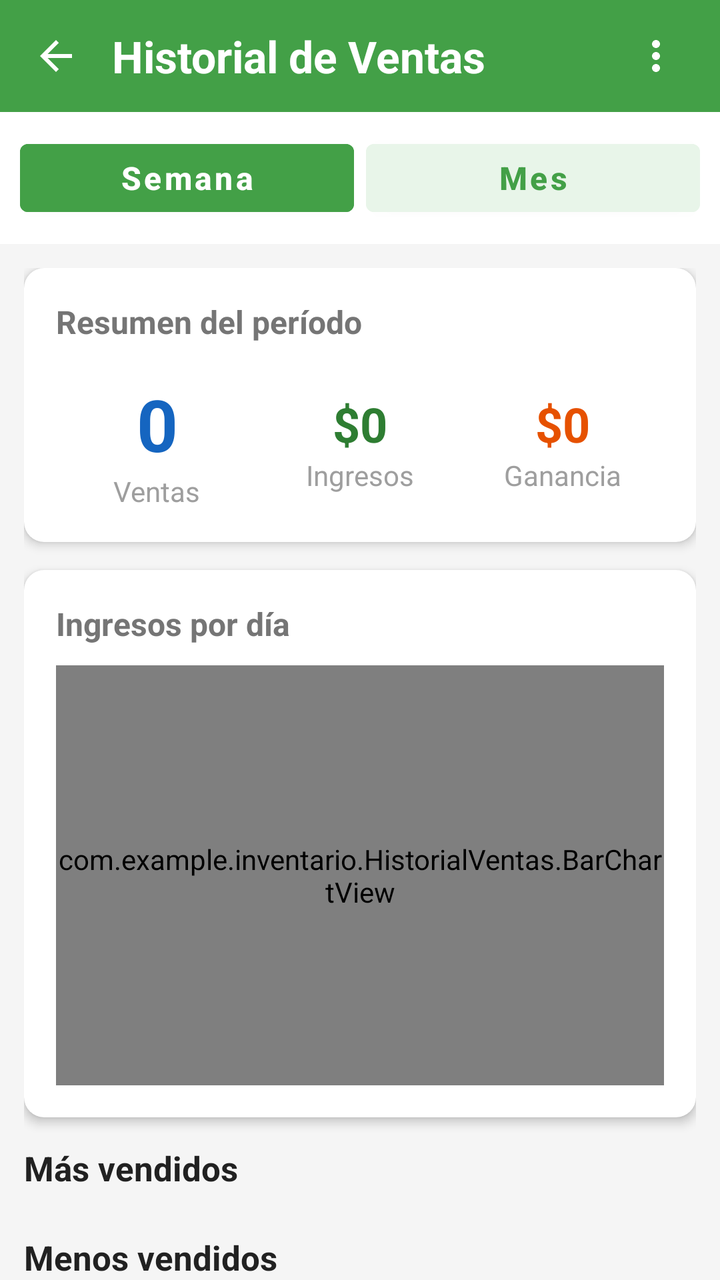
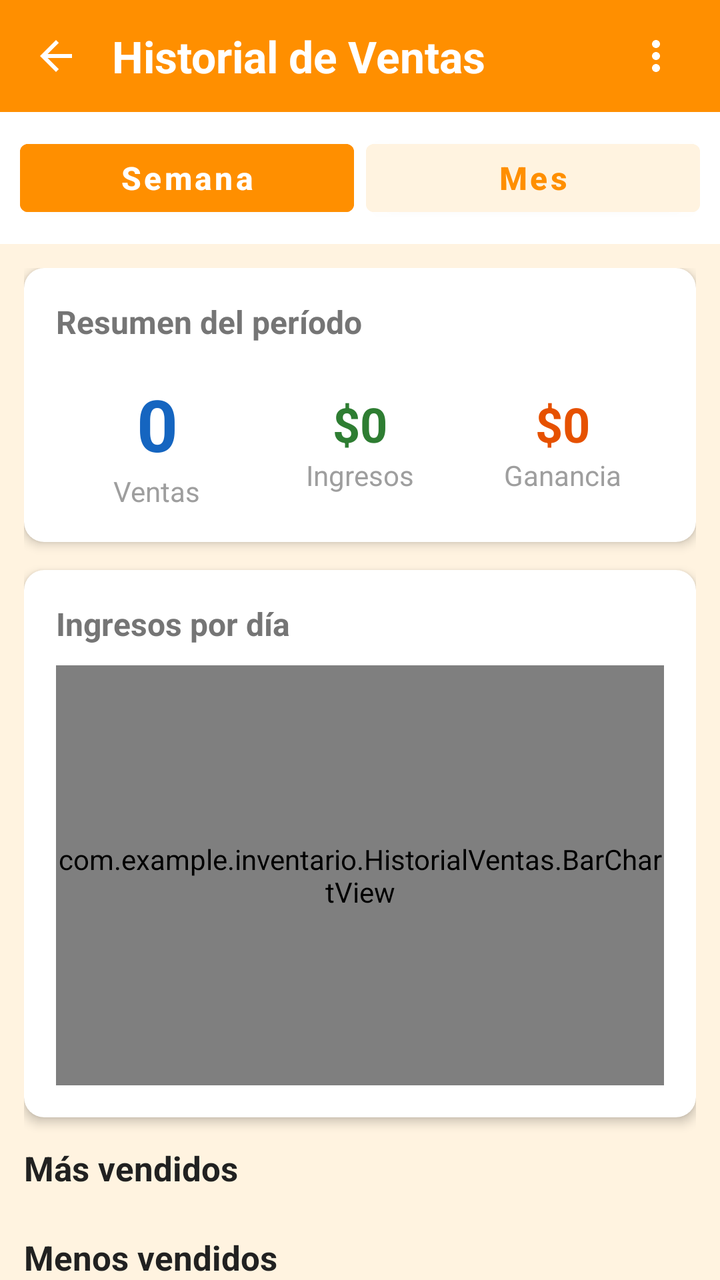

The first picture is an Android layout as it rendered before a commit; the second is the same layout after the commit. The layout source and the unified diff follow.
<!-- AndroidManifest.xml: application theme Theme.Inventario -->
<!-- res/layout/activity_historial_ventas.xml -->
<?xml version="1.0" encoding="utf-8"?>
<androidx.constraintlayout.widget.ConstraintLayout
    xmlns:android="http://schemas.android.com/apk/res/android"
    xmlns:app="http://schemas.android.com/apk/res-auto"
    android:layout_width="match_parent"
    android:layout_height="match_parent"
    android:background="#F5F5F5">

    
    <LinearLayout
        android:id="@+id/layoutTopBarHistorial"
        android:layout_width="0dp"
        android:layout_height="56dp"
        android:orientation="horizontal"
        android:gravity="center_vertical"
        android:background="#43A047"
        android:paddingEnd="8dp"
        app:layout_constraintTop_toTopOf="parent"
        app:layout_constraintStart_toStartOf="parent"
        app:layout_constraintEnd_toEndOf="parent">

        <ImageButton
            android:id="@+id/btnVolver"
            android:layout_width="56dp"
            android:layout_height="56dp"
            android:src="@drawable/ic_back"
            android:background="?attr/selectableItemBackgroundBorderless"
            android:contentDescription="Volver"/>

        <TextView
            android:layout_width="0dp"
            android:layout_height="wrap_content"
            android:layout_weight="1"
            android:text="Historial de Ventas"
            android:textColor="#FFFFFF"
            android:textSize="22sp"
            android:textStyle="bold" />

        <ImageButton
            android:id="@+id/btnMenuHistorial"
            android:layout_width="48dp"
            android:layout_height="48dp"
            android:src="@drawable/ic_menu_dots"
            android:background="?attr/selectableItemBackgroundBorderless"
            android:scaleType="centerInside"
            android:contentDescription="Más opciones" />

    </LinearLayout>

    
    <LinearLayout
        android:id="@+id/layoutFiltros"
        android:layout_width="0dp"
        android:layout_height="wrap_content"
        android:orientation="horizontal"
        android:background="#FFFFFF"
        android:padding="10dp"
        app:layout_constraintTop_toBottomOf="@id/layoutTopBarHistorial"
        app:layout_constraintStart_toStartOf="parent"
        app:layout_constraintEnd_toEndOf="parent">

        <Button
            android:id="@+id/btnSemana"
            android:layout_width="0dp"
            android:layout_height="46dp"
            android:layout_weight="1"
            android:layout_marginEnd="6dp"
            android:text="Semana"
            android:textAllCaps="false"
            android:textSize="16sp"
            android:textStyle="bold"
            android:textColor="#FFFFFF"
            android:backgroundTint="#43A047"
            android:padding="0dp"/>

        <Button
            android:id="@+id/btnMes"
            android:layout_width="0dp"
            android:layout_height="46dp"
            android:layout_weight="1"
            android:text="Mes"
            android:textAllCaps="false"
            android:textSize="16sp"
            android:textStyle="bold"
            android:textColor="#43A047"
            android:backgroundTint="#E8F5E9"
            android:padding="0dp"/>

    </LinearLayout>

    
    <androidx.core.widget.NestedScrollView
        android:layout_width="0dp"
        android:layout_height="0dp"
        app:layout_constraintTop_toBottomOf="@id/layoutFiltros"
        app:layout_constraintBottom_toBottomOf="parent"
        app:layout_constraintStart_toStartOf="parent"
        app:layout_constraintEnd_toEndOf="parent">

        <LinearLayout
            android:layout_width="match_parent"
            android:layout_height="wrap_content"
            android:orientation="vertical"
            android:padding="12dp">

            
            <androidx.cardview.widget.CardView
                android:layout_width="match_parent"
                android:layout_height="wrap_content"
                android:layout_marginBottom="14dp"
                app:cardCornerRadius="10dp"
                app:cardElevation="3dp"
                app:cardBackgroundColor="#FFFFFF">

                <LinearLayout
                    android:layout_width="match_parent"
                    android:layout_height="wrap_content"
                    android:orientation="vertical"
                    android:padding="16dp">

                    <TextView
                        android:layout_width="match_parent"
                        android:layout_height="wrap_content"
                        android:text="Resumen del período"
                        android:textSize="16sp"
                        android:textStyle="bold"
                        android:textColor="#757575"
                        android:layout_marginBottom="16dp"/>

                    <LinearLayout
                        android:layout_width="match_parent"
                        android:layout_height="wrap_content"
                        android:orientation="horizontal">

                        <LinearLayout
                            android:layout_width="0dp"
                            android:layout_height="wrap_content"
                            android:layout_weight="1"
                            android:orientation="vertical"
                            android:gravity="center">

                            <TextView
                                android:id="@+id/tvConteoVentas"
                                android:layout_width="wrap_content"
                                android:layout_height="wrap_content"
                                android:text="0"
                                android:textSize="36sp"
                                android:textStyle="bold"
                                android:textColor="#1565C0"/>

                            <TextView
                                android:layout_width="wrap_content"
                                android:layout_height="wrap_content"
                                android:text="Ventas"
                                android:textSize="14sp"
                                android:textColor="#9E9E9E"/>

                        </LinearLayout>

                        <LinearLayout
                            android:layout_width="0dp"
                            android:layout_height="match_parent"
                            android:layout_weight="1"
                            android:gravity="center"
                            android:orientation="vertical">

                            <TextView
                                android:id="@+id/tvTotalIngresos"
                                android:layout_width="wrap_content"
                                android:layout_height="wrap_content"
                                android:text="$0"
                                android:textColor="#2E7D32"
                                android:textSize="24sp"
                                android:textStyle="bold" />

                            <TextView
                                android:layout_width="wrap_content"
                                android:layout_height="wrap_content"
                                android:text="Ingresos"
                                android:textColor="#9E9E9E"
                                android:textSize="14sp" />

                        </LinearLayout>

                        <LinearLayout
                            android:layout_width="0dp"
                            android:layout_height="match_parent"
                            android:layout_weight="1"
                            android:gravity="center"
                            android:orientation="vertical">

                            <TextView
                                android:id="@+id/tvTotalGanancia"
                                android:layout_width="wrap_content"
                                android:layout_height="wrap_content"
                                android:text="$0"
                                android:textColor="#E65100"
                                android:textSize="24sp"
                                android:textStyle="bold" />

                            <TextView
                                android:layout_width="wrap_content"
                                android:layout_height="wrap_content"
                                android:text="Ganancia"
                                android:textColor="#9E9E9E"
                                android:textSize="14sp" />

                        </LinearLayout>

                    </LinearLayout>

                </LinearLayout>

            </androidx.cardview.widget.CardView>

            
            <androidx.cardview.widget.CardView
                android:layout_width="match_parent"
                android:layout_height="wrap_content"
                android:layout_marginBottom="14dp"
                app:cardCornerRadius="10dp"
                app:cardElevation="3dp"
                app:cardBackgroundColor="#FFFFFF">

                <LinearLayout
                    android:layout_width="match_parent"
                    android:layout_height="wrap_content"
                    android:orientation="vertical"
                    android:padding="16dp">

                    <TextView
                        android:id="@+id/tvTituloGrafica"
                        android:layout_width="match_parent"
                        android:layout_height="wrap_content"
                        android:layout_marginBottom="10dp"
                        android:text="Ingresos por día"
                        android:textColor="#757575"
                        android:textSize="16sp"
                        android:textStyle="bold" />

                    <com.example.inventario.HistorialVentas.BarChartView
                        android:id="@+id/barChartVentas"
                        android:layout_width="match_parent"
                        android:layout_height="210dp" />

                    <TextView
                        android:id="@+id/tvSinDatosGrafica"
                        android:layout_width="match_parent"
                        android:layout_height="wrap_content"
                        android:gravity="center"
                        android:padding="24dp"
                        android:text="Sin datos para este período"
                        android:textColor="#9E9E9E"
                        android:textSize="14sp"
                        android:visibility="gone" />

                </LinearLayout>

            </androidx.cardview.widget.CardView>

            
            <TextView
                android:layout_width="match_parent"
                android:layout_height="wrap_content"
                android:text="Más vendidos"
                android:textSize="17sp"
                android:textStyle="bold"
                android:textColor="#212121"
                android:layout_marginBottom="8dp"/>

            <LinearLayout
                android:id="@+id/layoutMasVendidos"
                android:layout_width="match_parent"
                android:layout_height="wrap_content"
                android:orientation="vertical"
                android:layout_marginBottom="14dp"/>

            
            <TextView
                android:layout_width="match_parent"
                android:layout_height="wrap_content"
                android:text="Menos vendidos"
                android:textSize="17sp"
                android:textStyle="bold"
                android:textColor="#212121"
                android:layout_marginBottom="8dp"/>

            <LinearLayout
                android:id="@+id/layoutMenosVendidos"
                android:layout_width="match_parent"
                android:layout_height="wrap_content"
                android:orientation="vertical"
                android:layout_marginBottom="14dp"/>

            
            <TextView
                android:layout_width="match_parent"
                android:layout_height="wrap_content"
                android:text="Ventas recientes"
                android:textSize="17sp"
                android:textStyle="bold"
                android:textColor="#212121"
                android:layout_marginBottom="8dp"/>

            <TextView
                android:id="@+id/tvSinVentas"
                android:layout_width="match_parent"
                android:layout_height="wrap_content"
                android:text="No hay ventas en este período"
                android:textSize="15sp"
                android:textColor="#9E9E9E"
                android:gravity="center"
                android:padding="16dp"
                android:visibility="gone"/>

            <androidx.recyclerview.widget.RecyclerView
                android:id="@+id/rvVentas"
                android:layout_width="match_parent"
                android:layout_height="wrap_content"
                android:nestedScrollingEnabled="false"/>

        </LinearLayout>

    </androidx.core.widget.NestedScrollView>

</androidx.constraintlayout.widget.ConstraintLayout>
<!-- resources referenced by this layout -->
<resources>
  <!-- drawable ic_back (drawable) -->
  <?xml version="1.0" encoding="utf-8"?>
  <vector xmlns:android="http://schemas.android.com/apk/res/android"
      android:width="24dp"
      android:height="24dp"
      android:viewportWidth="24"
      android:viewportHeight="24">
      <path
          android:fillColor="#FFFFFF"
          android:pathData="M20,11H7.83l5.59,-5.59L12,4l-8,8 8,8 1.41,-1.41L7.83,13H20v-2z"/>
  </vector>
  <!-- drawable ic_menu_dots (drawable) -->
  <?xml version="1.0" encoding="utf-8"?>
  <vector xmlns:android="http://schemas.android.com/apk/res/android"
      android:width="24dp"
      android:height="24dp"
      android:viewportWidth="24"
      android:viewportHeight="24">
      <path
          android:fillColor="#FFFFFF"
          android:pathData="M12,8c1.1,0 2,-0.9 2,-2s-0.9,-2 -2,-2 -2,0.9 -2,2 0.9,2 2,2zM12,10c-1.1,0 -2,0.9 -2,2s0.9,2 2,2 2,-0.9 2,-2 -0.9,-2 -2,-2zM12,16c-1.1,0 -2,0.9 -2,2s0.9,2 2,2 2,-0.9 2,-2 -0.9,-2 -2,-2z"/>
  </vector>
  <style name="Theme.Inventario" parent="Theme.MaterialComponents.DayNight.DarkActionBar">
          
          <item name="colorPrimary">@color/purple_500</item>
          <item name="colorPrimaryVariant">@color/purple_700</item>
          <item name="colorOnPrimary">@color/white</item>
          
          <item name="colorSecondary">@color/teal_200</item>
          <item name="colorSecondaryVariant">@color/teal_700</item>
          <item name="colorOnSecondary">@color/black</item>
          
          <item name="android:statusBarColor">?attr/colorPrimaryVariant</item>
          
      </style>
  <color name="purple_500">#FF6200EE</color>
  <color name="purple_700">#FF3700B3</color>
  <color name="white">#FFFFFFFF</color>
  <color name="teal_200">#FF03DAC5</color>
  <color name="teal_700">#FF018786</color>
  <color name="black">#FF000000</color>
</resources>

<!-- the commit's change to res/layout/activity_historial_ventas.xml (unified diff, before → after) -->
@@ -4,7 +4,7 @@
     xmlns:app="http://schemas.android.com/apk/res-auto"
     android:layout_width="match_parent"
     android:layout_height="match_parent"
-    android:background="#F5F5F5">
+    android:background="#FFF3E0">
 
     
     <LinearLayout
@@ -13,7 +13,7 @@
         android:layout_height="56dp"
         android:orientation="horizontal"
         android:gravity="center_vertical"
-        android:background="#43A047"
+        android:background="#FF8F00"
         android:paddingEnd="8dp"
         app:layout_constraintTop_toTopOf="parent"
         app:layout_constraintStart_toStartOf="parent"
@@ -70,7 +70,7 @@
             android:textSize="16sp"
             android:textStyle="bold"
             android:textColor="#FFFFFF"
-            android:backgroundTint="#43A047"
+            android:backgroundTint="#FF8F00"
             android:padding="0dp"/>
 
         <Button
@@ -82,8 +82,8 @@
             android:textAllCaps="false"
             android:textSize="16sp"
             android:textStyle="bold"
-            android:textColor="#43A047"
-            android:backgroundTint="#E8F5E9"
+            android:textColor="#FF8F00"
+            android:backgroundTint="#FFF3E0"
             android:padding="0dp"/>
 
     </LinearLayout>
